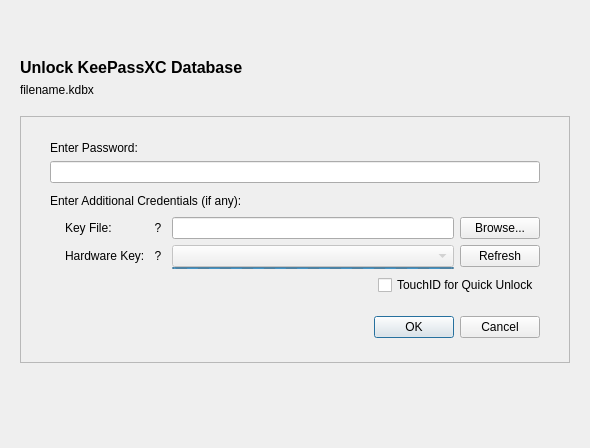
First picture: the form in src/gui/DatabaseOpenWidget.ui, repository smlu/keepassxc, before the edit.
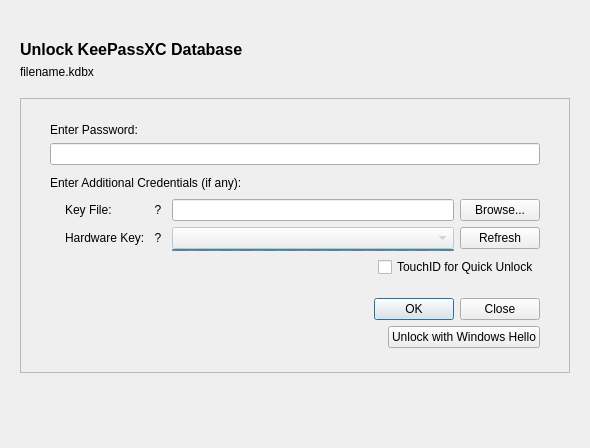
Second picture: the form after the edit. Custom widgets are drawn as their Qt base class.

Commit message: Add support for Windows Hello

```diff
--- a/src/gui/DatabaseOpenWidget.ui
+++ b/src/gui/DatabaseOpenWidget.ui
@@ -531,7 +531,43 @@
                 <item alignment="Qt::AlignRight">
                  <widget class="QDialogButtonBox" name="buttonBox">
                   <property name="standardButtons">
-                   <set>QDialogButtonBox::Cancel|QDialogButtonBox::Ok</set>
+                   <set>QDialogButtonBox::Close|QDialogButtonBox::Ok</set>
+                  </property>
+                 </widget>
+                </item>
+               </layout>
+              </item>
+              <item>
+               <layout class="QHBoxLayout" name="horizontalLayout_2">
+                <property name="topMargin">
+                 <number>0</number>
+                </property>
+                <item>
+                 <spacer name="horizontalSpacer_5">
+                  <property name="orientation">
+                   <enum>Qt::Horizontal</enum>
+                  </property>
+                  <property name="sizeHint" stdset="0">
+                   <size>
+                    <width>40</width>
+                    <height>20</height>
+                   </size>
+                  </property>
+                 </spacer>
+                </item>
+                <item>
+                 <widget class="QPushButton" name="buttonWinHelloUnlock">
+                  <property name="layoutDirection">
+                   <enum>Qt::LeftToRight</enum>
+                  </property>
+                  <property name="text">
+                   <string>Unlock with Windows Hello</string>
+                  </property>
+                  <property name="default">
+                   <bool>false</bool>
+                  </property>
+                  <property name="flat">
+                   <bool>false</bool>
                   </property>
                  </widget>
                 </item>
```
The commit also changes 19 other files.
